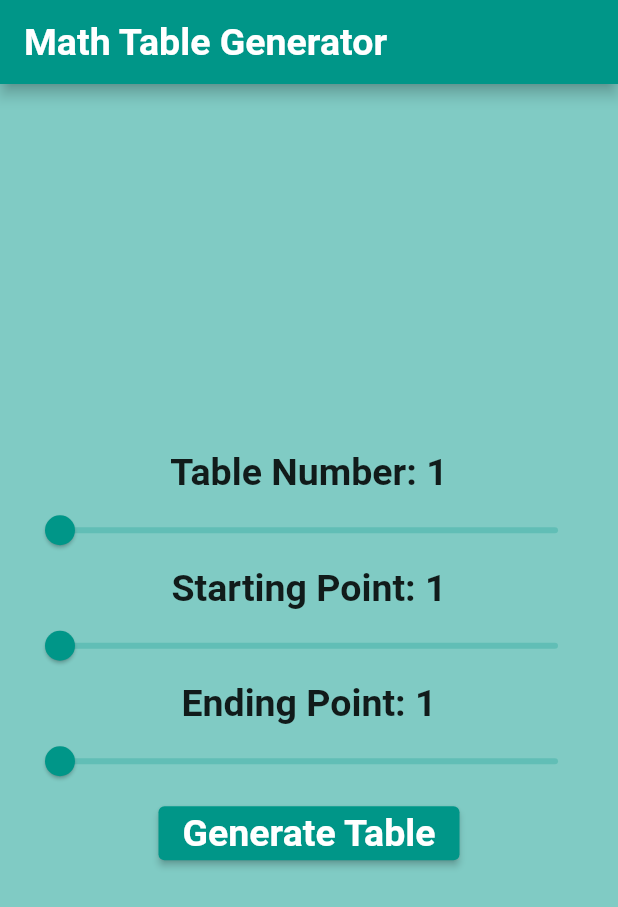
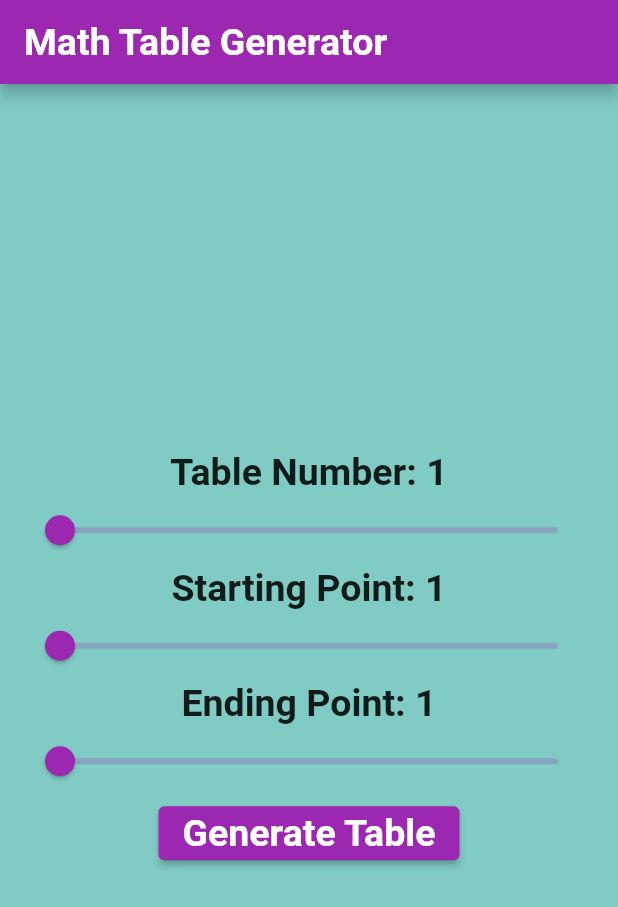
Before and after one commit to Sayyad-Amin/sp21-bcs-015, a Flutter app: the screen it shows after launch, on a phone screen of 412 x 824 dp. Shown: the top 907 px of the screen. Run offline on Flutter 3.47's test engine with Material 2 defaults, Android fonts, the phone set to English and light mode, and no system bars; our stand-ins replace assets_audio_player, cloud_firestore, firebase_auth, firebase_core, firebase_storage, flutter_svg and 1 more; accounts and stored records are empty.

Commit message:
initial commit

```diff
--- a/table_genrator/lib/main.dart
+++ b/table_genrator/lib/main.dart
@@ -12,7 +12,7 @@ class MyApp extends StatelessWidget {
       debugShowCheckedModeBanner: false,
       title: 'Math Table Generator',
       theme: ThemeData(
-        primarySwatch: Colors.teal,
+        primarySwatch: Colors.purple,
       ),
       home: SplashScreen(),
     );
```
